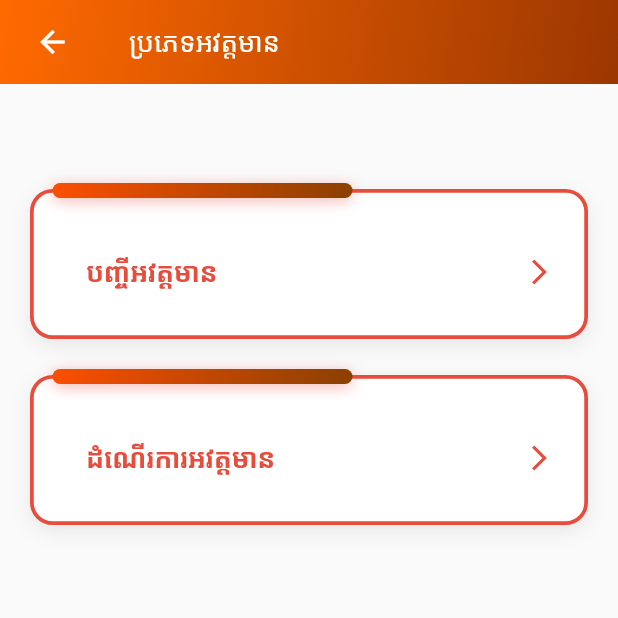
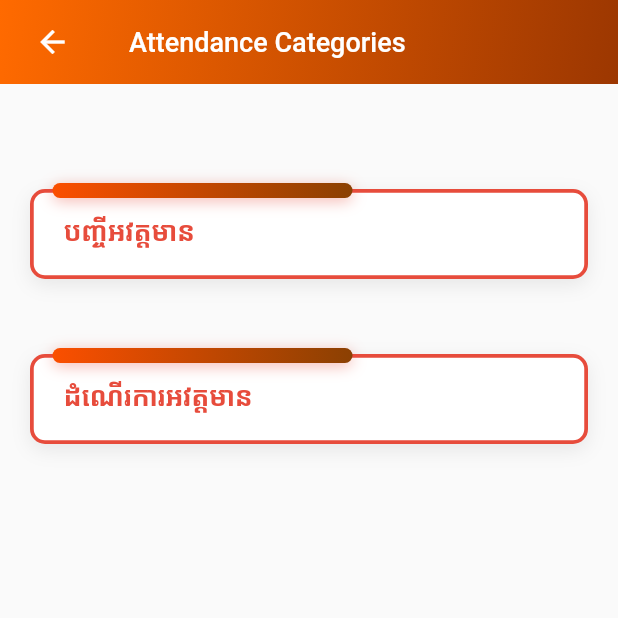
Before and after one commit to vertsan/sbku_app, a Flutter app: the AttendanceListCategoryScreen screen opened directly, on a phone screen of 412 x 824 dp, the top half of it. Run offline on Flutter 3.47's test engine with Material 3 defaults, Android fonts, the phone set to English and light mode, and no system bars; our stand-ins replace flutter_svg.

Commit message:
refactor: enhance the attendance list categories

```diff
--- a/lib/screen/attendance/attendance_list_catgories.dart
+++ b/lib/screen/attendance/attendance_list_catgories.dart
@@ -1,6 +1,6 @@
 import 'package:flutter/material.dart';
 import 'package:sbku_app/widget/attendance/card_widget.dart';
-import 'package:sbku_app/widget/attendance/header_widget.dart';
+import 'package:sbku_app/widget/header_widget.dart';
 
 class AttendanceListCategoryScreen extends StatelessWidget {
   const AttendanceListCategoryScreen({Key? key}) : super(key: key);
@@ -11,7 +11,7 @@ class AttendanceListCategoryScreen extends StatelessWidget {
       backgroundColor: Colors.grey[50],
       appBar: PreferredSize(
         preferredSize: Size.fromHeight(kToolbarHeight),
-        child: HeaderWidget(),
+        child: HeaderWidget(title: 'Attendance Categories'),
       ),
       body: SafeArea(
         child: Padding(
--- a/lib/widget/attendance/card_widget.dart
+++ b/lib/widget/attendance/card_widget.dart
@@ -1,4 +1,5 @@
 import 'package:flutter/material.dart';
+import 'package:sbku_app/screen/attendance/attendance_list_view.dart';
 
 class AttendanceCardWidget extends StatelessWidget {
   const AttendanceCardWidget({super.key});
@@ -9,6 +10,7 @@ class AttendanceCardWidget extends StatelessWidget {
       {
         'icon': Icons.list_alt,
         'label': 'បញ្ចីអវត្តមាន',
+        'screen': const AttendanceListView(),
       },
       {
         'icon': Icons.subject,
@@ -21,7 +23,7 @@ class AttendanceCardWidget extends StatelessWidget {
       itemCount: features.length,
       itemBuilder: (context, index) {
         return Padding(
-          padding: const EdgeInsets.only(bottom: 24),
+          padding: const EdgeInsets.only(bottom: 50),
           child: TabStyleCard(
             contentLabel: features[index]['label'] as String,
             icon: features[index]['icon'] as IconData,
@@ -31,6 +33,12 @@ class AttendanceCardWidget extends StatelessWidget {
                   content: Text('បើក ${features[index]['label']}'),
                   backgroundColor: const Color(0xFFE74C3C),
                   duration: const Duration(seconds: 1),
+                ),
+              );
+              Navigator.push(
+                context,
+                MaterialPageRoute(
+                  builder: (_) => features[index]['screen'] as Widget,
                 ),
               );
             },
@@ -64,10 +72,10 @@ class TabStyleCard extends StatelessWidget {
           // Main container
           Container(
             width: double.infinity,
-            height: 100,
+            height: 60,
             decoration: BoxDecoration(
               color: Colors.white,
-              borderRadius: BorderRadius.circular(15),
+              borderRadius: BorderRadius.circular(10),
               border: Border.all(
                 color: const Color(0xFFE74C3C),
                 width: 2.5,
@@ -82,12 +90,10 @@ class TabStyleCard extends StatelessWidget {
             ),
             child: Padding(
               padding: const EdgeInsets.only(
-                  left: 20, right: 20, top: 25, bottom: 15),
+                  left: 20, right: 20, top: 10, bottom: 15),
               child: Row(
                 children: [
                   // Icon
-
-                  const SizedBox(width: 15),
 
                   // Content label
                   Expanded(
@@ -102,11 +108,6 @@ class TabStyleCard extends StatelessWidget {
                   ),
 
                   // Arrow icon
-                  const Icon(
-                    Icons.arrow_forward_ios,
-                    color: Color(0xFFE74C3C),
-                    size: 20,
-                  ),
                 ],
               ),
             ),
@@ -129,10 +130,10 @@ class TabStyleCard extends StatelessWidget {
                   end: Alignment.bottomRight,
                 ),
                 borderRadius: const BorderRadius.only(
-                    topLeft: Radius.circular(12),
-                    topRight: Radius.circular(12),
-                    bottomLeft: Radius.circular(12),
-                    bottomRight: Radius.circular(12)),
+                    topLeft: Radius.circular(10),
+                    topRight: Radius.circular(10),
+                    bottomLeft: Radius.circular(10),
+                    bottomRight: Radius.circular(10)),
                 boxShadow: [
                   BoxShadow(
                     color: const Color(0xFFE74C3C).withOpacity(0.4),
--- a/lib/widget/attendance/header_widget.dart
+++ /dev/null
@@ -1,35 +0,0 @@
-import 'package:flutter/material.dart';
-
-class HeaderWidget extends StatelessWidget {
-  const HeaderWidget({super.key});
-
-  @override
-  Widget build(BuildContext context) {
-    return AppBar(
-      toolbarHeight: 80,
-      leadingWidth: 70,
-      flexibleSpace: Container(
-        decoration: const BoxDecoration(
-          gradient: LinearGradient(
-            colors: [Color(0xFFFF6A00), Color(0xFF9C3701)],
-            begin: Alignment.topLeft,
-            end: Alignment.bottomRight,
-          ),
-        ),
-      ),
-      elevation: 0,
-      leading: IconButton(
-        icon: const Icon(Icons.arrow_back, color: Colors.white),
-        onPressed: () => Navigator.pop(context),
-      ),
-      title: const Text(
-        'ប្រភេទអវត្តមាន',
-        style: TextStyle(
-          color: Colors.white,
-          fontSize: 18,
-          fontWeight: FontWeight.w500,
-        ),
-      ),
-    );
-  }
-}
--- /dev/null
+++ b/lib/widget/header_widget.dart
@@ -0,0 +1,68 @@
+import 'package:flutter/material.dart';
+
+class HeaderWidget extends StatelessWidget implements PreferredSizeWidget {
+  final String title;
+  final double height;
+  final VoidCallback? onBackPressed;
+  final List<Color>? gradientColors;
+  final Widget? leading;
+  final List<Widget>? actions;
+  final bool automaticallyImplyLeading;
+  final TextStyle? titleStyle;
+
+  const HeaderWidget({
+    super.key,
+    required this.title,
+    this.height = 80,
+    this.onBackPressed,
+    this.gradientColors,
+    this.leading,
+    this.actions,
+    this.automaticallyImplyLeading = true,
+    this.titleStyle,
+  });
+
+  @override
+  Widget build(BuildContext context) {
+    final defaultGradientColors =
+        gradientColors ?? [const Color(0xFFFF6A00), const Color(0xFF9C3701)];
+
+    final defaultTitleStyle = titleStyle ??
+        const TextStyle(
+          color: Colors.white,
+          fontSize: 18,
+          fontWeight: FontWeight.w500,
+        );
+
+    return AppBar(
+      toolbarHeight: height,
+      leadingWidth: 70,
+      flexibleSpace: Container(
+        decoration: BoxDecoration(
+          gradient: LinearGradient(
+            colors: defaultGradientColors,
+            begin: Alignment.topLeft,
+            end: Alignment.bottomRight,
+          ),
+        ),
+      ),
+      elevation: 0,
+      automaticallyImplyLeading: automaticallyImplyLeading,
+      leading: leading ??
+          (automaticallyImplyLeading && Navigator.canPop(context)
+              ? IconButton(
+                  icon: const Icon(Icons.arrow_back, color: Colors.white),
+                  onPressed: onBackPressed ?? () => Navigator.pop(context),
+                )
+              : null),
+      title: Text(
+        title,
+        style: defaultTitleStyle,
+      ),
+      actions: actions,
+    );
+  }
+
+  @override
+  Size get preferredSize => Size.fromHeight(height);
+}
```
Also changed, not shown: lib/screen/attendance/attendance_list_view.dart (+29 -0 lines), lib/widget/home/header_widget.dart (+25 -43 lines), lib/screen/attendance/action/add_edit_attendance.dart (added), lib/screen/attendance/action/delete_attendance.dart (added).
